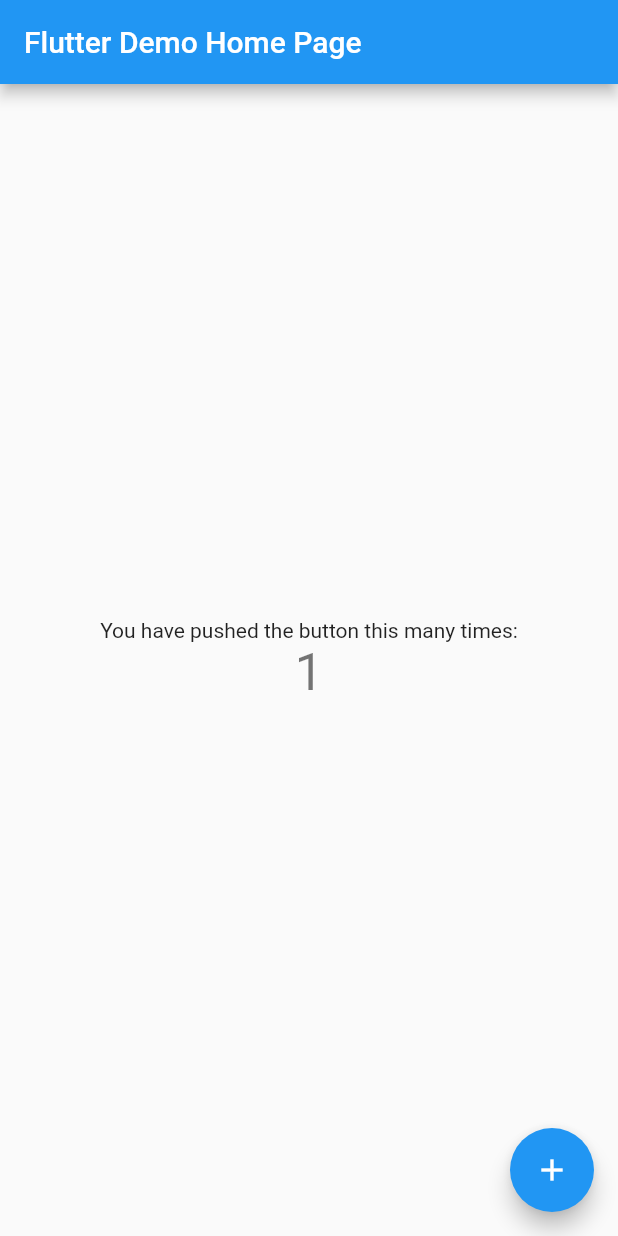
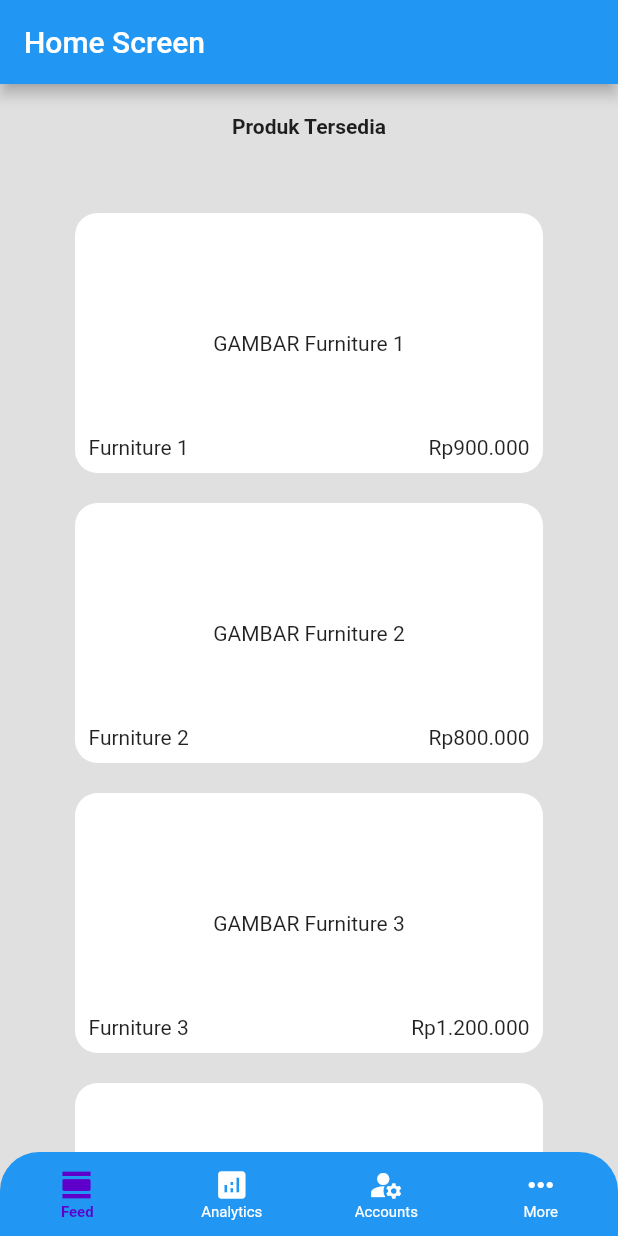
Before and after one commit to dimasidn/toko-furniture-online, a Flutter app: the screen it shows after launch, after a tap on the "add" icon, on a phone screen of 412 x 824 dp. Run offline on Flutter 3.47's test engine with Material 2 defaults, Android fonts, the phone set to English and light mode, and no system bars.

Commit message:
Pembuatan home_screen awal

```diff
--- a/lib/main.dart
+++ b/lib/main.dart
@@ -1,4 +1,5 @@
 import 'package:flutter/material.dart';
+import 'package:toko_furniture_online/screen/home_screen.dart';
 
 void main() {
   runApp(const MyApp());
@@ -106,8 +107,11 @@
         ),
       ),
       floatingActionButton: FloatingActionButton(
-        onPressed: _incrementCounter,
-        tooltip: 'Increment',
+        onPressed: () => {
+          Navigator.of(context)
+              .pushReplacement(MaterialPageRoute(builder: (_) => HomeScreen()))
+        },
+        tooltip: 'Home Screen',
         child: const Icon(Icons.add),
       ), // This trailing comma makes auto-formatting nicer for build methods.
     );
--- /dev/null
+++ b/lib/screen/home_screen.dart
@@ -0,0 +1,116 @@
+import 'package:flutter/material.dart';
+
+class HomeScreen extends StatefulWidget {
+  const HomeScreen({Key? key}) : super(key: key);
+
+  @override
+  State<HomeScreen> createState() => _HomeScreenState();
+}
+
+class _HomeScreenState extends State<HomeScreen> {
+  Widget _customWidgetGridView(context, String namaBarang, String hargaBarang) {
+    return Container(
+      decoration: BoxDecoration(
+          color: Colors.white,
+          border: Border.all(style: BorderStyle.none),
+          borderRadius: BorderRadius.circular(15)),
+      child: ClipRRect(
+        borderRadius: BorderRadius.circular(15),
+        child: Stack(
+          children: [
+            Align(
+              alignment: Alignment.bottomLeft,
+              child: Padding(
+                padding: const EdgeInsets.all(8.0),
+                child: Text(namaBarang),
+              ),
+            ),
+            Align(
+              alignment: Alignment.bottomRight,
+              child: Padding(
+                padding: const EdgeInsets.all(8.0),
+                child: Text("Rp" + hargaBarang),
+              ),
+            ),
+            Align(
+              alignment: Alignment.center,
+              child: Text("GAMBAR " + namaBarang),
+            ),
+          ],
+        ),
+      ),
+    );
+  }
+
+  @override
+  Widget build(BuildContext context) {
+    return Scaffold(
+      appBar: AppBar(title: Text("Home Screen")),
+      backgroundColor: Colors.grey.shade300,
+      resizeToAvoidBottomInset: true,
+      bottomNavigationBar: ClipRRect(
+        borderRadius: const BorderRadius.vertical(top: Radius.circular(26)),
+        child: BottomNavigationBar(
+          items: const <BottomNavigationBarItem>[
+            BottomNavigationBarItem(icon: Icon(Icons.view_day), label: 'Feed'),
+            BottomNavigationBarItem(
+                icon: Icon(Icons.analytics), label: 'Analytics'),
+            BottomNavigationBarItem(
+                icon: Icon(Icons.manage_accounts), label: 'Accounts'),
+            BottomNavigationBarItem(icon: Icon(Icons.more_horiz), label: 'More')
+          ],
+          type: BottomNavigationBarType.fixed,
+          backgroundColor: Colors.blue,
+          currentIndex: 0,
+          selectedItemColor: Color.fromARGB(255, 94, 0, 202),
+          unselectedItemColor: Colors.white,
+          showUnselectedLabels: true,
+          selectedLabelStyle:
+              const TextStyle(fontSize: 10, fontWeight: FontWeight.bold),
+          unselectedFontSize: 10,
+        ),
+      ),
+      body: Stack(
+        children: <Widget>[
+          Align(
+            alignment: Alignment.topLeft,
+            child: Column(
+              children: [
+                Padding(
+                  padding: const EdgeInsets.only(top: 20),
+                  child: Text(
+                    "Produk Tersedia",
+                    style: TextStyle(fontSize: 14, fontWeight: FontWeight.bold),
+                  ),
+                ),
+                Expanded(
+                  child: GridView.count(
+                    crossAxisCount: 1,
+                    primary: true,
+                    shrinkWrap: true,
+                    childAspectRatio: 1.8,
+                    padding: const EdgeInsets.all(50),
+                    crossAxisSpacing: 20,
+                    mainAxisSpacing: 20,
+                    scrollDirection: Axis.vertical,
+                    children: <Widget>[
+                      _customWidgetGridView(context, 'Furniture 1', '900.000'),
+                      _customWidgetGridView(context, 'Furniture 2', '800.000'),
+                      _customWidgetGridView(
+                          context, 'Furniture 3', '1.200.000'),
+                      _customWidgetGridView(context, 'Furniture 4', '500.000'),
+                      _customWidgetGridView(
+                          context, 'Furniture 5', '4.000.000'),
+                      _customWidgetGridView(
+                          context, 'Furniture 6', '10.000.000'),
+                    ],
+                  ),
+                ),
+              ],
+            ),
+          ),
+        ],
+      ),
+    );
+  }
+}
```
